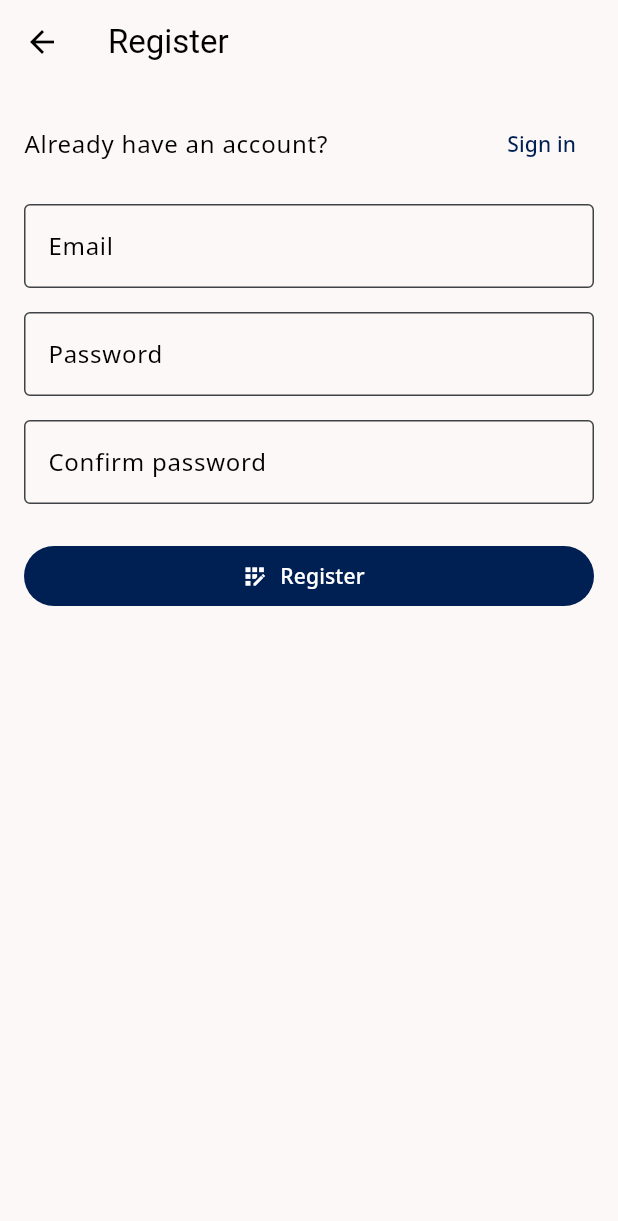
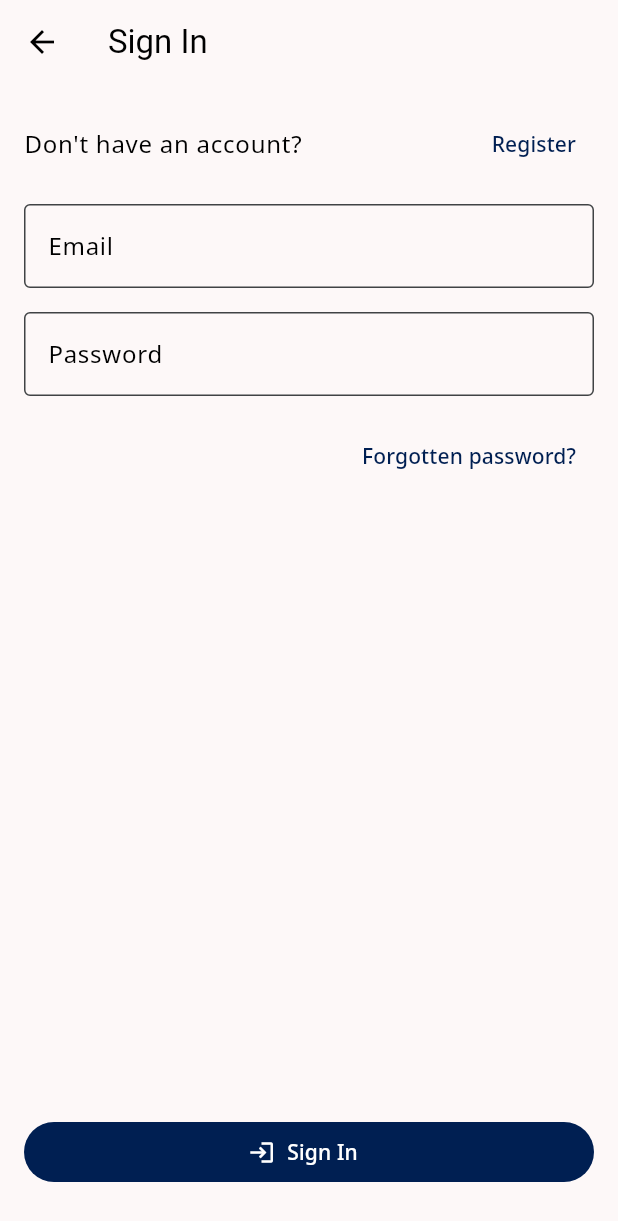
Before and after one commit to JosephArcila/WiLDoc, a Flutter app: the RegisterScreen screen opened directly, after a tap on "Sign in", on a phone screen of 412 x 824 dp. Shown: the top 1221 px of the screen. Run offline on Flutter 3.47's test engine with Material 3 defaults, Android fonts, the phone set to English and light mode, and no system bars; our stand-ins replace camera, google_fonts.

Commit message:
Added the login screen

```diff
--- a/lib/screens/auth/login_screen.dart
+++ b/lib/screens/auth/login_screen.dart
@@ -0,0 +1,95 @@
+import 'package:flutter/material.dart';
+
+class LoginScreen extends StatelessWidget {
+  const LoginScreen({super.key});
+
+  @override
+  Widget build(BuildContext context) {
+    return Scaffold(
+      appBar: AppBar(
+        title: Text(
+          'Sign In',
+          style: Theme.of(context).textTheme.titleLarge,
+        ),
+        centerTitle: false,
+      ),
+      body: Padding(
+        padding: const EdgeInsets.all(16.0),
+        child: Column(
+          crossAxisAlignment: CrossAxisAlignment.stretch,
+          children: [
+            Row(
+              mainAxisAlignment: MainAxisAlignment.spaceBetween,
+              children: [
+                Text(
+                  'Don\'t have an account?',
+                  style: Theme.of(context).textTheme.bodyLarge,
+                ),
+                TextButton(
+                  onPressed: () {
+                    Navigator.pop(context);
+                  },
+                  child: Text(
+                    'Register',
+                    style: TextStyle(color: Theme.of(context).colorScheme.primary),
+                  ),
+                  style: ButtonStyle(
+                    foregroundColor: MaterialStateProperty.all<Color>(
+                        Theme.of(context).colorScheme.primary),
+                  ),
+                ),
+              ],
+            ),
+            const SizedBox(height: 16.0),
+            TextField(
+              decoration: InputDecoration(
+                border: const OutlineInputBorder(),
+                labelText: 'Email',
+                labelStyle: Theme.of(context).textTheme.bodyLarge,
+              ),
+            ),
+            const SizedBox(height: 16.0),
+            TextField(
+              obscureText: true,
+              decoration: InputDecoration(
+                border: const OutlineInputBorder(),
+                labelText: 'Password',
+                labelStyle: Theme.of(context).textTheme.bodyLarge,
+              ),
+            ),
+            const SizedBox(height: 16.0),
+            Align(
+              alignment: Alignment.centerRight,
+              child: TextButton(
+                onPressed: () {
+                  // Handle forgotten password
+                },
+                child: Text(
+                  'Forgotten password?',
+                  style: TextStyle(color: Theme.of(context).colorScheme.primary),
+                ),
+              ),
+            ),
+            const Spacer(),
+            FilledButton.icon(
+              onPressed: () {
+                // Perform sign in
+                // TODO: Implement sign in logic
+              },
+              icon: const Icon(Icons.login, color: Colors.white),
+              label: Text(
+                'Sign In',
+                style: TextStyle(color: Theme.of(context).colorScheme.onPrimary),
+              ),
+              style: ButtonStyle(
+                backgroundColor: MaterialStateProperty.all<Color>(
+                    Theme.of(context).colorScheme.primary),
+              ),
+            ),
+            const SizedBox(height: 16.0),
+          ],
+        ),
+      ),
+    );
+  }
+}
--- a/lib/screens/auth/register_screen.dart
+++ b/lib/screens/auth/register_screen.dart
@@ -1,4 +1,5 @@
 import 'package:flutter/material.dart';
+import 'package:wil_doc/screens/auth/login_screen.dart';
 
 class RegisterScreen extends StatelessWidget {
   const RegisterScreen({super.key});
@@ -27,8 +28,10 @@ class RegisterScreen extends StatelessWidget {
                 ),
                 TextButton(
                   onPressed: () {
-                    // Navigate to the sign in screen
-                    // TODO: Implement navigation to sign in screen
+                    Navigator.push(
+                      context,
+                      MaterialPageRoute(builder: (context) => const LoginScreen()),
+                    );
                   },
                   child: Text(
                     'Sign in',
@@ -67,7 +70,7 @@ class RegisterScreen extends StatelessWidget {
                 labelStyle: Theme.of(context).textTheme.bodyLarge,
               ),
             ),
-            const SizedBox(height: 24.0),
+            const Spacer(),
             FilledButton.icon(
               onPressed: () {
                 // Perform registration
@@ -83,6 +86,7 @@ class RegisterScreen extends StatelessWidget {
                     Theme.of(context).colorScheme.primary),
               ),
             ),
+            const SizedBox(height: 16.0),
           ],
         ),
       ),
```
